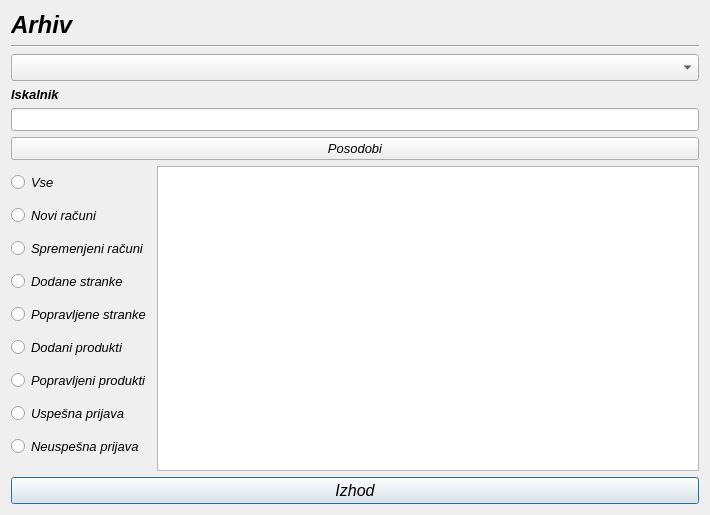
MaxMaxy/racun, file arhiv.ui: the form before one commit.
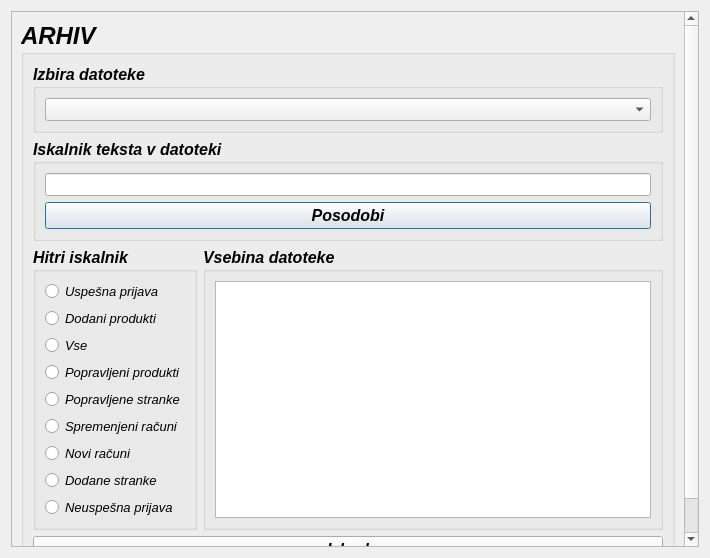
The form after the commit.

Diff of the .ui file:
```diff
--- a/arhiv.ui
+++ b/arhiv.ui
@@ -7,7 +7,7 @@
     <x>0</x>
     <y>0</y>
     <width>710</width>
-    <height>515</height>
+    <height>558</height>
    </rect>
   </property>
   <property name="font">
@@ -20,56 +20,93 @@
   <property name="windowTitle">
    <string>Dialog</string>
   </property>
-  <layout class="QGridLayout" name="gridLayout">
+  <layout class="QGridLayout" name="gridLayout_4">
    <item row="0" column="0">
-    <widget class="QLabel" name="label_2">
+    <widget class="QScrollArea" name="scrollArea">
+     <property name="widgetResizable">
+      <bool>true</bool>
+     </property>
+     <widget class="QWidget" name="scrollAreaWidgetContents">
+      <property name="geometry">
+       <rect>
+        <x>0</x>
+        <y>0</y>
+        <width>672</width>
+        <height>544</height>
+       </rect>
+      </property>
+      <layout class="QGridLayout" name="gridLayout_3">
+       <item row="0" column="0">
+        <widget class="QGroupBox" name="groupBox_5">
      <property name="font">
       <font>
-       <family>MS Sans Serif</family>
        <pointsize>18</pointsize>
        <weight>75</weight>
-       <italic>true</italic>
        <bold>true</bold>
-      </font>
-     </property>
-     <property name="text">
-      <string>Arhiv</string>
-     </property>
-    </widget>
-   </item>
-   <item row="1" column="0">
-    <widget class="Line" name="line">
+           <kerning>true</kerning>
+          </font>
+         </property>
+         <property name="title">
+          <string>ARHIV</string>
+         </property>
+         <property name="flat">
+          <bool>true</bool>
+         </property>
+         <property name="checkable">
+          <bool>false</bool>
+         </property>
+         <layout class="QGridLayout" name="gridLayout_2">
+          <property name="sizeConstraint">
+           <enum>QLayout::SetDefaultConstraint</enum>
+          </property>
+          <item row="0" column="0">
+           <layout class="QVBoxLayout" name="verticalLayout_5">
+            <item>
+             <layout class="QVBoxLayout" name="verticalLayout_4">
+              <item>
+               <widget class="QGroupBox" name="groupBox_3">
      <property name="font">
       <font>
-       <family>MS Sans Serif</family>
-       <italic>true</italic>
-      </font>
-     </property>
-     <property name="orientation">
-      <enum>Qt::Horizontal</enum>
-     </property>
-    </widget>
-   </item>
-   <item row="6" column="0">
-    <widget class="QLabel" name="label">
+                  <pointsize>12</pointsize>
+                  <weight>75</weight>
+                  <bold>true</bold>
+                 </font>
+                </property>
+                <property name="title">
+                 <string>Izbira datoteke</string>
+                </property>
+                <layout class="QVBoxLayout" name="verticalLayout_3">
+                 <item>
+                  <widget class="QComboBox" name="comboBox">
      <property name="font">
       <font>
        <family>MS Sans Serif</family>
        <pointsize>10</pointsize>
-       <weight>75</weight>
        <italic>true</italic>
+                    </font>
+                   </property>
+                  </widget>
+                 </item>
+                </layout>
+               </widget>
+              </item>
+              <item>
+               <widget class="QGroupBox" name="groupBox_2">
+                <property name="font">
+                 <font>
+                  <pointsize>12</pointsize>
+                  <weight>75</weight>
        <bold>true</bold>
       </font>
      </property>
-     <property name="text">
-      <string>Iskalnik</string>
-     </property>
-     <property name="buddy">
-      <cstring>lineEdit_isci</cstring>
-     </property>
-    </widget>
-   </item>
-   <item row="8" column="0">
+                <property name="title">
+                 <string>Iskalnik teksta v datoteki</string>
+                </property>
+                <property name="flat">
+                 <bool>false</bool>
+                </property>
+                <layout class="QVBoxLayout" name="verticalLayout">
+                 <item>
     <widget class="QLineEdit" name="lineEdit_isci">
      <property name="font">
       <font>
@@ -80,19 +117,85 @@
      </property>
     </widget>
    </item>
-   <item row="10" column="0">
-    <layout class="QVBoxLayout" name="verticalLayout_2">
+                 <item>
+                  <widget class="QPushButton" name="pushButton_isci">
+                   <property name="sizePolicy">
+                    <sizepolicy hsizetype="MinimumExpanding" vsizetype="Minimum">
+                     <horstretch>0</horstretch>
+                     <verstretch>0</verstretch>
+                    </sizepolicy>
+                   </property>
+                   <property name="font">
+                    <font>
+                     <pointsize>12</pointsize>
+                    </font>
+                   </property>
+                   <property name="text">
+                    <string>Posodobi</string>
+                   </property>
+                  </widget>
+                 </item>
+                </layout>
+               </widget>
+              </item>
+             </layout>
+            </item>
      <item>
       <layout class="QHBoxLayout" name="horizontalLayout">
        <item>
-        <layout class="QVBoxLayout" name="verticalLayout">
+               <widget class="QGroupBox" name="groupBox">
+                <property name="font">
+                 <font>
+                  <pointsize>12</pointsize>
+                  <weight>75</weight>
+                  <bold>true</bold>
+                 </font>
+                </property>
+                <property name="title">
+                 <string>Hitri iskalnik</string>
+                </property>
+                <layout class="QVBoxLayout" name="verticalLayout_2">
+                 <item>
+                  <widget class="QRadioButton" name="radioButton_uspesnaPrijava">
+                   <property name="font">
+                    <font>
+                     <family>MS Sans Serif</family>
+                     <pointsize>10</pointsize>
+                     <weight>50</weight>
+                     <italic>true</italic>
+                     <bold>false</bold>
+                    </font>
+                   </property>
+                   <property name="text">
+                    <string>Uspešna prijava</string>
+                   </property>
+                  </widget>
+                 </item>
+                 <item>
+                  <widget class="QRadioButton" name="radioButton_dodaniProdukti">
+                   <property name="font">
+                    <font>
+                     <family>MS Sans Serif</family>
+                     <pointsize>10</pointsize>
+                     <weight>50</weight>
+                     <italic>true</italic>
+                     <bold>false</bold>
+                    </font>
+                   </property>
+                   <property name="text">
+                    <string>Dodani produkti</string>
+                   </property>
+                  </widget>
+                 </item>
          <item>
           <widget class="QRadioButton" name="radioButton_vse">
            <property name="font">
             <font>
              <family>MS Sans Serif</family>
              <pointsize>10</pointsize>
+                     <weight>50</weight>
              <italic>true</italic>
+                     <bold>false</bold>
             </font>
            </property>
            <property name="text">
@@ -101,16 +204,34 @@
           </widget>
          </item>
          <item>
-          <widget class="QRadioButton" name="radioButton_noviRacuni">
+                  <widget class="QRadioButton" name="radioButton_popravljeniProdukti">
            <property name="font">
             <font>
              <family>MS Sans Serif</family>
              <pointsize>10</pointsize>
+                     <weight>50</weight>
              <italic>true</italic>
+                     <bold>false</bold>
             </font>
            </property>
            <property name="text">
-            <string>Novi računi</string>
+                    <string>Popravljeni produkti</string>
+                   </property>
+                  </widget>
+                 </item>
+                 <item>
+                  <widget class="QRadioButton" name="radioButton_popravljeneStranke">
+                   <property name="font">
+                    <font>
+                     <family>MS Sans Serif</family>
+                     <pointsize>10</pointsize>
+                     <weight>50</weight>
+                     <italic>true</italic>
+                     <bold>false</bold>
+                    </font>
+                   </property>
+                   <property name="text">
+                    <string>Popravljene stranke</string>
            </property>
           </widget>
          </item>
@@ -120,7 +241,9 @@
             <font>
              <family>MS Sans Serif</family>
              <pointsize>10</pointsize>
+                     <weight>50</weight>
              <italic>true</italic>
+                     <bold>false</bold>
             </font>
            </property>
            <property name="text">
@@ -128,13 +251,31 @@
            </property>
           </widget>
          </item>
+                 <item>
+                  <widget class="QRadioButton" name="radioButton_noviRacuni">
+                   <property name="font">
+                    <font>
+                     <family>MS Sans Serif</family>
+                     <pointsize>10</pointsize>
+                     <weight>50</weight>
+                     <italic>true</italic>
+                     <bold>false</bold>
+                    </font>
+                   </property>
+                   <property name="text">
+                    <string>Novi računi</string>
+                   </property>
+                  </widget>
+                 </item>
          <item>
           <widget class="QRadioButton" name="radioButton_dodaneStranke">
            <property name="font">
             <font>
              <family>MS Sans Serif</family>
              <pointsize>10</pointsize>
+                     <weight>50</weight>
              <italic>true</italic>
+                     <bold>false</bold>
             </font>
            </property>
            <property name="text">
@@ -142,69 +283,15 @@
            </property>
           </widget>
          </item>
-         <item>
-          <widget class="QRadioButton" name="radioButton_popravljeneStranke">
-           <property name="font">
-            <font>
-             <family>MS Sans Serif</family>
-             <pointsize>10</pointsize>
-             <italic>true</italic>
-            </font>
-           </property>
-           <property name="text">
-            <string>Popravljene stranke</string>
-           </property>
-          </widget>
-         </item>
-         <item>
-          <widget class="QRadioButton" name="radioButton_dodaniProdukti">
-           <property name="font">
-            <font>
-             <family>MS Sans Serif</family>
-             <pointsize>10</pointsize>
-             <italic>true</italic>
-            </font>
-           </property>
-           <property name="text">
-            <string>Dodani produkti</string>
-           </property>
-          </widget>
-         </item>
-         <item>
-          <widget class="QRadioButton" name="radioButton_popravljeniProdukti">
-           <property name="font">
-            <font>
-             <family>MS Sans Serif</family>
-             <pointsize>10</pointsize>
-             <italic>true</italic>
-            </font>
-           </property>
-           <property name="text">
-            <string>Popravljeni produkti</string>
-           </property>
-          </widget>
-         </item>
-         <item>
-          <widget class="QRadioButton" name="radioButton_uspesnaPrijava">
-           <property name="font">
-            <font>
-             <family>MS Sans Serif</family>
-             <pointsize>10</pointsize>
-             <italic>true</italic>
-            </font>
-           </property>
-           <property name="text">
-            <string>Uspešna prijava</string>
-           </property>
-          </widget>
-         </item>
          <item>
           <widget class="QRadioButton" name="radioButton_neuspesnaPrijava">
            <property name="font">
             <font>
              <family>MS Sans Serif</family>
              <pointsize>10</pointsize>
+                     <weight>50</weight>
              <italic>true</italic>
+                     <bold>false</bold>
             </font>
            </property>
            <property name="text">
@@ -213,8 +300,22 @@
           </widget>
          </item>
         </layout>
+               </widget>
        </item>
        <item>
+               <widget class="QGroupBox" name="groupBox_4">
+                <property name="font">
+                 <font>
+                  <pointsize>12</pointsize>
+                  <weight>75</weight>
+                  <bold>true</bold>
+                 </font>
+                </property>
+                <property name="title">
+                 <string>Vsebina datoteke</string>
+                </property>
+                <layout class="QGridLayout" name="gridLayout">
+                 <item row="0" column="0">
         <widget class="QListWidget" name="listWidget">
          <property name="enabled">
           <bool>true</bool>
@@ -229,6 +330,9 @@
         </widget>
        </item>
       </layout>
+               </widget>
+              </item>
+             </layout>
      </item>
      <item>
       <widget class="QPushButton" name="pushButton">
@@ -246,28 +350,11 @@
      </item>
     </layout>
    </item>
-   <item row="2" column="0">
-    <widget class="QComboBox" name="comboBox">
-     <property name="font">
-      <font>
-       <family>MS Sans Serif</family>
-       <pointsize>12</pointsize>
-       <italic>true</italic>
-      </font>
-     </property>
-    </widget>
-   </item>
-   <item row="9" column="0">
-    <widget class="QPushButton" name="pushButton_isci">
-     <property name="sizePolicy">
-      <sizepolicy hsizetype="MinimumExpanding" vsizetype="Minimum">
-       <horstretch>0</horstretch>
-       <verstretch>0</verstretch>
-      </sizepolicy>
-     </property>
-     <property name="text">
-      <string>Posodobi</string>
-     </property>
+         </layout>
+        </widget>
+       </item>
+      </layout>
+     </widget>
     </widget>
    </item>
   </layout>
```
Left out of the diff: 10 changed lines with no effect on the pictures. Lines whose indentation alone changed are shown as unchanged.
